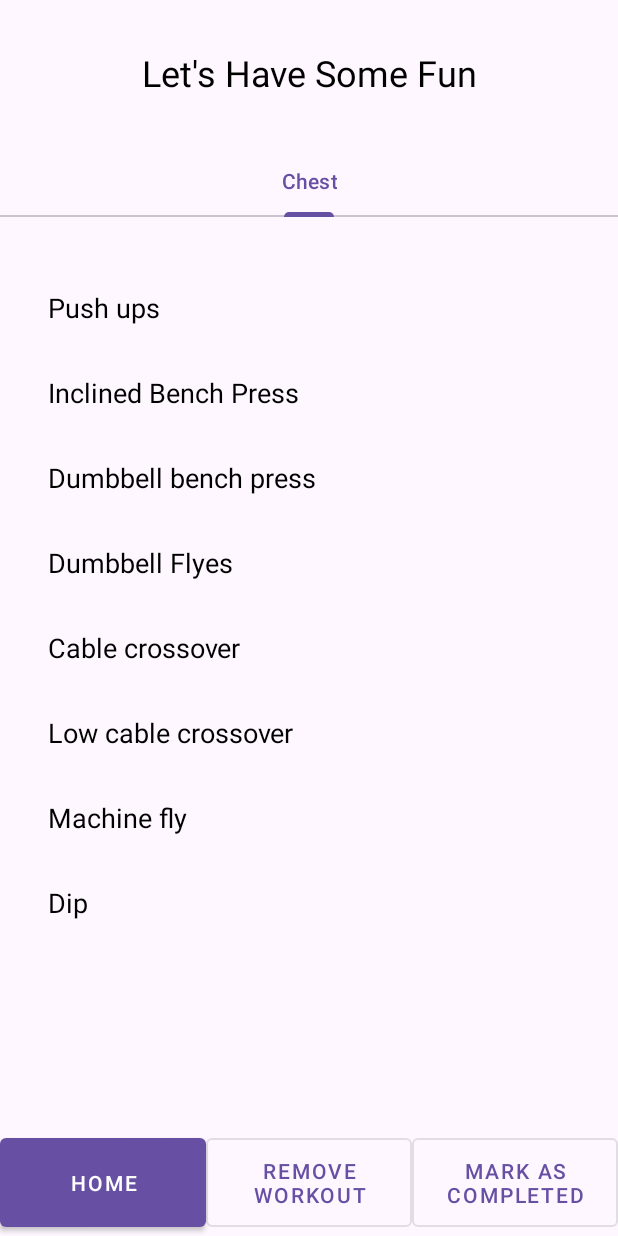
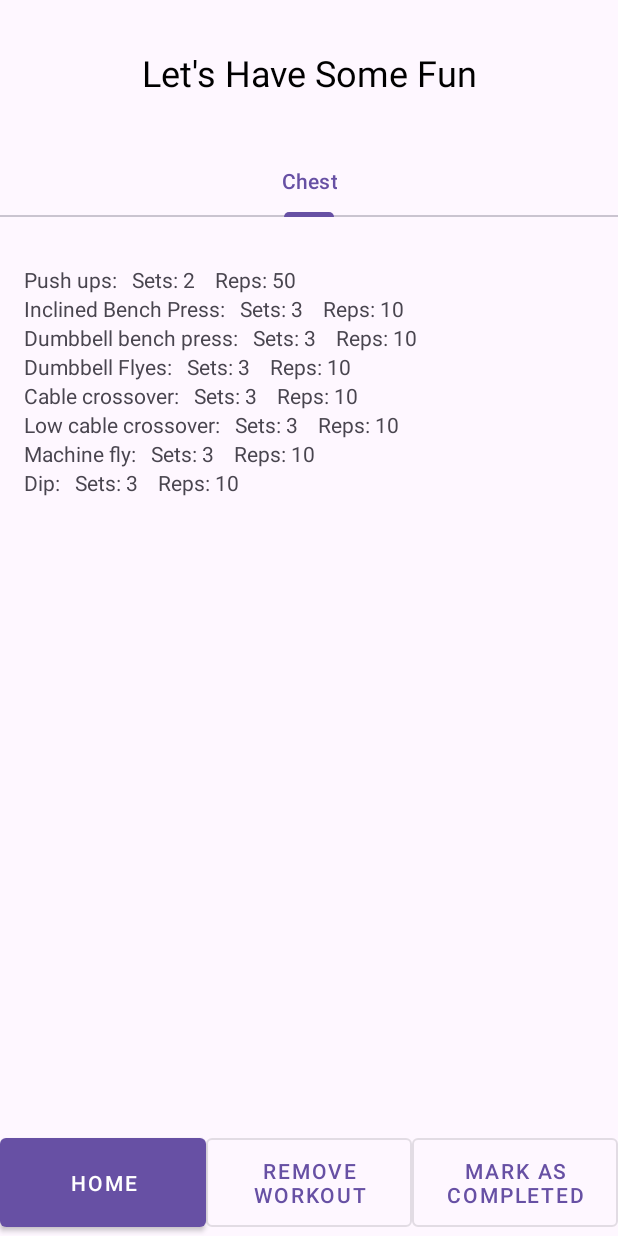
Before and after one commit to PatientoTyaga/workoutPlanner, an Android app: the TodaysWorkoutActivity screen opened directly, with no data from a screen before it, on a phone screen of 412 x 824 dp. Run offline under Robolectric (Android 15) with nearby library versions, the light colour scheme and no system bars.

Commit message:
exercise display
+refactored code so that exercises now shows number of sets and reps

```diff
--- a/app/src/main/java/com/example/workoutplanner/CategoryFragmentActivity.java
+++ b/app/src/main/java/com/example/workoutplanner/CategoryFragmentActivity.java
@@ -30,11 +30,7 @@ public class CategoryFragmentActivity extends Fragment {
         databaseManager.open();
 
         // Get the list of exercises for the current category
-        List<String> exercises = databaseManager.getExercisesForCategory(categoryName);
-
-        if(exercises.isEmpty()) {
-            Log.d("DatabaseManager", "testing in fragment" + exercises);
-        }
+        List<Exercise> exercises = databaseManager.getExercisesForCategory(categoryName);
 
         // Set up RecyclerView
         RecyclerView recyclerView = view.findViewById(R.id.recyclerViewExercises);
--- a/app/src/main/java/com/example/workoutplanner/DatabaseManager.java
+++ b/app/src/main/java/com/example/workoutplanner/DatabaseManager.java
@@ -195,7 +195,54 @@ public class DatabaseManager {
         return categoryId;
     }
 
+   // Refactored getExercisesForCategory method
+    public List<Exercise> getExercisesForCategory(String categoryName) {
+        List<Exercise> exercisesList = new ArrayList<>();
+        Log.d("DatabaseManager", "CategoryName parameter: " + categoryName);
 
+        // Query to retrieve exercise details for the given category (case-insensitive)
+        String query = "SELECT " + COLUMN_EXERCISE_NAME + ", " +
+                COLUMN_CATEGORY_ID_FK + ", " +
+                COLUMN_NUMBER_OF_SETS + ", " +
+                COLUMN_NUMBER_OF_REPS +
+                " FROM " + TABLE_EXERCISES +
+                " WHERE " + COLUMN_CATEGORY_ID_FK + " = (SELECT " + COLUMN_CATEGORY_ID +
+                " FROM " + TABLE_CATEGORIES +
+                " WHERE " + COLUMN_CATEGORY_NAME + " = ? COLLATE NOCASE)";
+
+        // Add logging to check the SQL query being executed
+        Log.d("DatabaseManager", "Executing query: " + query);
+
+        Cursor cursor = database.rawQuery(query, new String[]{categoryName});
+
+        if (cursor.moveToFirst()) {
+            int nameIndex = cursor.getColumnIndex(COLUMN_EXERCISE_NAME);
+            int categoryIdIndex = cursor.getColumnIndex(COLUMN_CATEGORY_ID_FK);
+            int setsIndex = cursor.getColumnIndex(COLUMN_NUMBER_OF_SETS);
+            int repsIndex = cursor.getColumnIndex(COLUMN_NUMBER_OF_REPS);
+
+            do {
+                String name = cursor.getString(nameIndex);
+                int categoryId = cursor.getInt(categoryIdIndex);
+                int sets = cursor.getInt(setsIndex);
+                int reps = cursor.getInt(repsIndex);
+
+                // Create Exercise object with sets and reps
+                Exercise exercise = new Exercise(name, categoryId, sets, reps);
+                exercisesList.add(exercise);
+            } while (cursor.moveToNext());
+        }
+
+        cursor.close();
+
+        // Add logging to check the result
+        Log.d("DatabaseManager", "Exercises for category " + categoryName + ": " + exercisesList);
+
+        return exercisesList;
+    }
+
+
+/*
     // Method to get exercises for a specific category
     public List<String> getExercisesForCategory(String categoryName) {
         List<String> exercisesList = new ArrayList<>();
@@ -246,6 +293,8 @@ public class DatabaseManager {
 
         return exercisesList;
     }
+
+ */
 
 
     //the code below is for saving selected categories
--- a/app/src/main/java/com/example/workoutplanner/ExerciseAdapter.java
+++ b/app/src/main/java/com/example/workoutplanner/ExerciseAdapter.java
@@ -12,9 +12,9 @@ import java.util.List;
 
 public class ExerciseAdapter extends RecyclerView.Adapter<ExerciseAdapter.ExerciseViewHolder> {
 
-    private List<String> exercises;
+    private List<Exercise> exercises;
 
-    public ExerciseAdapter(List<String> exercises) {
+    public ExerciseAdapter(List<Exercise> exercises) {
         this.exercises = exercises;
     }
 
@@ -27,9 +27,11 @@ public class ExerciseAdapter extends RecyclerView.Adapter<ExerciseAdapter.Exerci
 
     @Override
     public void onBindViewHolder(@NonNull ExerciseViewHolder holder, int position) {
-        String exercise = exercises.get(position);
-        holder.textExerciseName.setText(exercise);
-        // Set other exercise details if needed
+        Exercise exercise = exercises.get(position);
+        holder.textExerciseName.setText(exercise.getName());
+        holder.textNumberOfSets.setText(":\tSets: " + exercise.getNumberOfSets());
+        holder.textNumberOfReps.setText("\tReps: " + exercise.getNumberOfReps());
+        // You can set other exercise details if needed
     }
 
     @Override
@@ -39,10 +41,14 @@ public class ExerciseAdapter extends RecyclerView.Adapter<ExerciseAdapter.Exerci
 
     public static class ExerciseViewHolder extends RecyclerView.ViewHolder {
         TextView textExerciseName;
+        TextView textNumberOfSets;
+        TextView textNumberOfReps;
 
         public ExerciseViewHolder(@NonNull View itemView) {
             super(itemView);
             textExerciseName = itemView.findViewById(R.id.textExerciseName);
+            textNumberOfSets = itemView.findViewById(R.id.textNumberOfSets);
+            textNumberOfReps = itemView.findViewById(R.id.textNumberOfReps);
         }
     }
 }
--- a/app/src/main/java/com/example/workoutplanner/MainActivity.java
+++ b/app/src/main/java/com/example/workoutplanner/MainActivity.java
@@ -73,6 +73,7 @@ public class MainActivity extends AppCompatActivity {
 
     }
 
+
     // Assume you have a method to get the selected categories
     private List<String> getSelectedCategories() {
         // Retrieve selected categories from SharedPreferences
--- a/app/src/main/res/layout/exercise_item.xml
+++ b/app/src/main/res/layout/exercise_item.xml
@@ -1,17 +1,25 @@
-<?xml version="1.0" encoding="utf-8"?>
+<!-- exercise_item.xml -->
 <LinearLayout xmlns:android="http://schemas.android.com/apk/res/android"
     android:layout_width="match_parent"
     android:layout_height="wrap_content"
-    android:orientation="vertical"
-    android:padding="16dp">
+    android:orientation="horizontal">
 
     <TextView
         android:id="@+id/textExerciseName"
         android:layout_width="wrap_content"
         android:layout_height="wrap_content"
-        android:textSize="18sp"
-        android:textColor="@android:color/black" />
+        android:text="Exercise Name" />
 
-    <!-- Add more views as needed for exercise details -->
+    <TextView
+        android:id="@+id/textNumberOfSets"
+        android:layout_width="wrap_content"
+        android:layout_height="wrap_content"
+        android:text="Sets: 0" />
+
+    <TextView
+        android:id="@+id/textNumberOfReps"
+        android:layout_width="wrap_content"
+        android:layout_height="wrap_content"
+        android:text="Reps: 0" />
 
 </LinearLayout>
```
